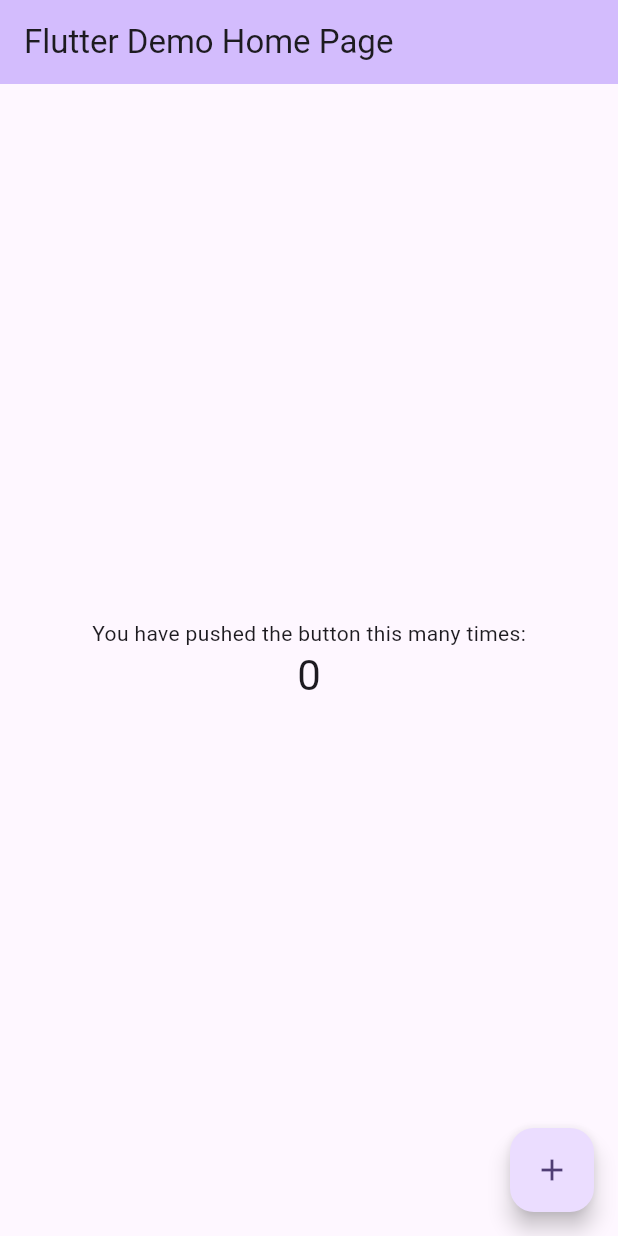
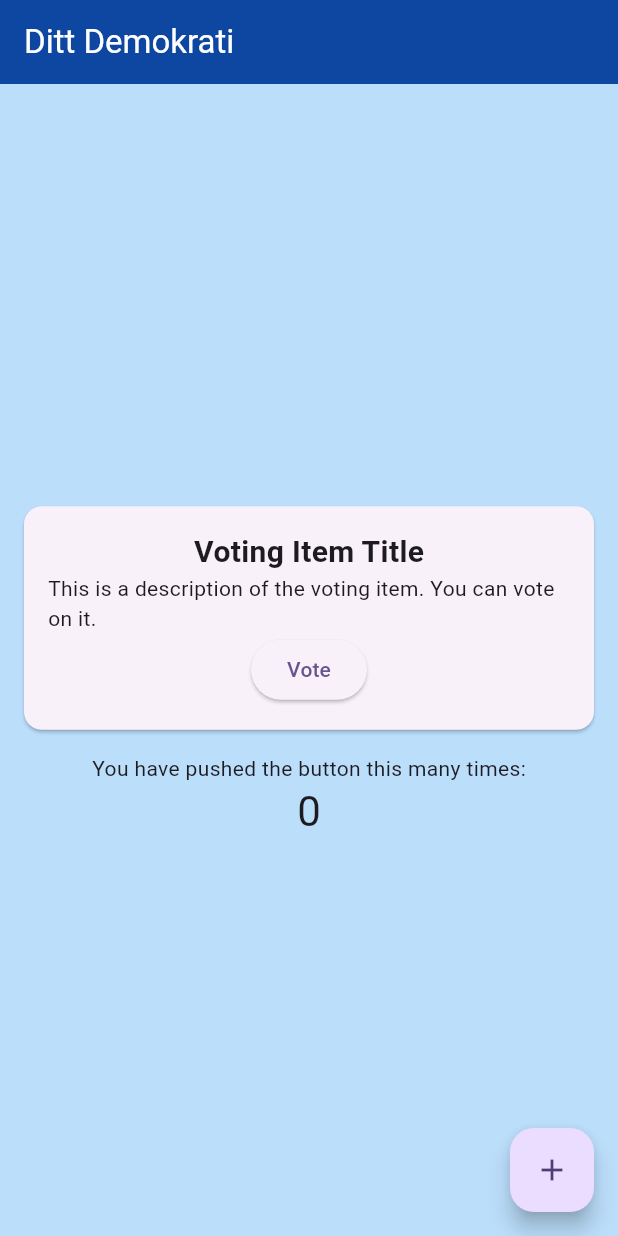
Before and after one commit to DD3n/D6, a Flutter app: the screen it shows after launch, on a phone screen of 412 x 824 dp. Run offline on Flutter 3.47's test engine with Material 3 defaults, Android fonts, the phone set to English and light mode, and no system bars.

Commit message:
Added vote button to voting card

```diff
--- a/lib/main.dart
+++ b/lib/main.dart
@@ -11,27 +11,44 @@ class MyApp extends StatelessWidget {
   @override
   Widget build(BuildContext context) {
     return MaterialApp(
-      title: 'Flutter Demo',
+      title: 'Ditt Demokrati',
       theme: ThemeData(
-        // This is the theme of your application.
-        //
-        // TRY THIS: Try running your application with "flutter run". You'll see
-        // the application has a purple toolbar. Then, without quitting the app,
-        // try changing the seedColor in the colorScheme below to Colors.green
-        // and then invoke "hot reload" (save your changes or press the "hot
-        // reload" button in a Flutter-supported IDE, or press "r" if you used
-        // the command line to start the app).
-        //
-        // Notice that the counter didn't reset back to zero; the application
-        // state is not lost during the reload. To reset the state, use hot
-        // restart instead.
-        //
-        // This works for code too, not just values: Most code changes can be
-        // tested with just a hot reload.
         colorScheme: ColorScheme.fromSeed(seedColor: Colors.deepPurple),
         useMaterial3: true,
       ),
-      home: const MyHomePage(title: 'Flutter Demo Home Page'),
+      home: const MyHomePage(title: 'Ditt Demokrati'),
+    );
+  }
+}
+
+class VotingCard extends StatelessWidget {
+  final String title;
+  final String description;
+
+  const VotingCard({super.key, required this.title, required this.description});
+
+  @override
+  Widget build(BuildContext context) {
+    return Card(
+      margin: const EdgeInsets.all(16.0),
+      child: Padding(
+          padding: const EdgeInsets.all(16.0),
+          child: Column(
+            children: <Widget>[
+              Text(title,
+                  style: const TextStyle(
+                      fontSize: 20, fontWeight: FontWeight.bold)),
+              Text(description),
+              ElevatedButton(
+                onPressed: () {
+                  // Handle vote button press
+                },
+                child: const Text('Vote'),
+              ),
+            ],
+          ),
+        ),
+      ),
     );
   }
 }
@@ -78,14 +95,16 @@ class _MyHomePageState extends State<MyHomePage> {
     // than having to individually change instances of widgets.
     return Scaffold(
       appBar: AppBar(
-        // TRY THIS: Try changing the color here to a specific color (to
-        // Colors.amber, perhaps?) and trigger a hot reload to see the AppBar
-        // change color while the other colors stay the same.
-        backgroundColor: Theme.of(context).colorScheme.inversePrimary,
-        // Here we take the value from the MyHomePage object that was created by
-        // the App.build method, and use it to set our appbar title.
-        title: Text(widget.title),
+        backgroundColor: Colors.blue[900], // Dark blue background color
+        title:  Text(
+          widget.title,
+          style: const TextStyle(
+            color: Colors.white, // White text color
+          ),
+        ),
       ),
+      backgroundColor: Colors.blue[100],
+
       body: Center(
         // Center is a layout widget. It takes a single child and positions it
         // in the middle of the parent.
@@ -101,10 +120,15 @@ class _MyHomePageState extends State<MyHomePage> {
           // horizontal).
           //
           // TRY THIS: Invoke "debug painting" (choose the "Toggle Debug Paint"
-          // action in the IDE, or press "p" in the console), to see the
-          // wireframe for each widget.
+          // action in the IDE, or press "p" in the console), to see the wireframe for each widget.
           mainAxisAlignment: MainAxisAlignment.center,
           children: <Widget>[
+            const VotingCard(
+              title: 'Voting Item Title',
+              description:
+                  'This is a description of the voting item. You can vote on it.',
+            ),
+
             const Text('You have pushed the button this many times:'),
             Text(
               '$_counter',
--- a/test.txt
+++ /dev/null
@@ -1 +0,0 @@
-Test file
```
Also changed, not shown: pubspec.yaml (+9 -0 lines), analysis_options.yaml (line endings or trailing spaces), assets/fonts/NotoSans-Bold.ttf (added), assets/fonts/NotoSans-Italic.ttf (added), assets/fonts/NotoSans-Regular.ttf (added), pubspec.lock, 126 other files.
